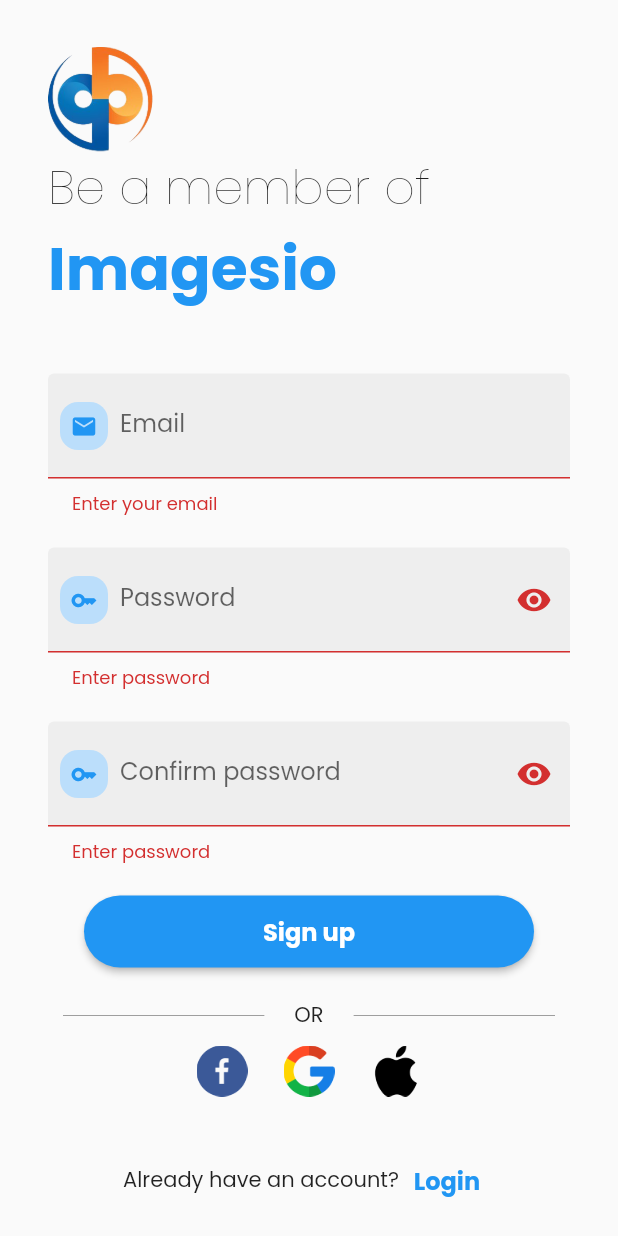
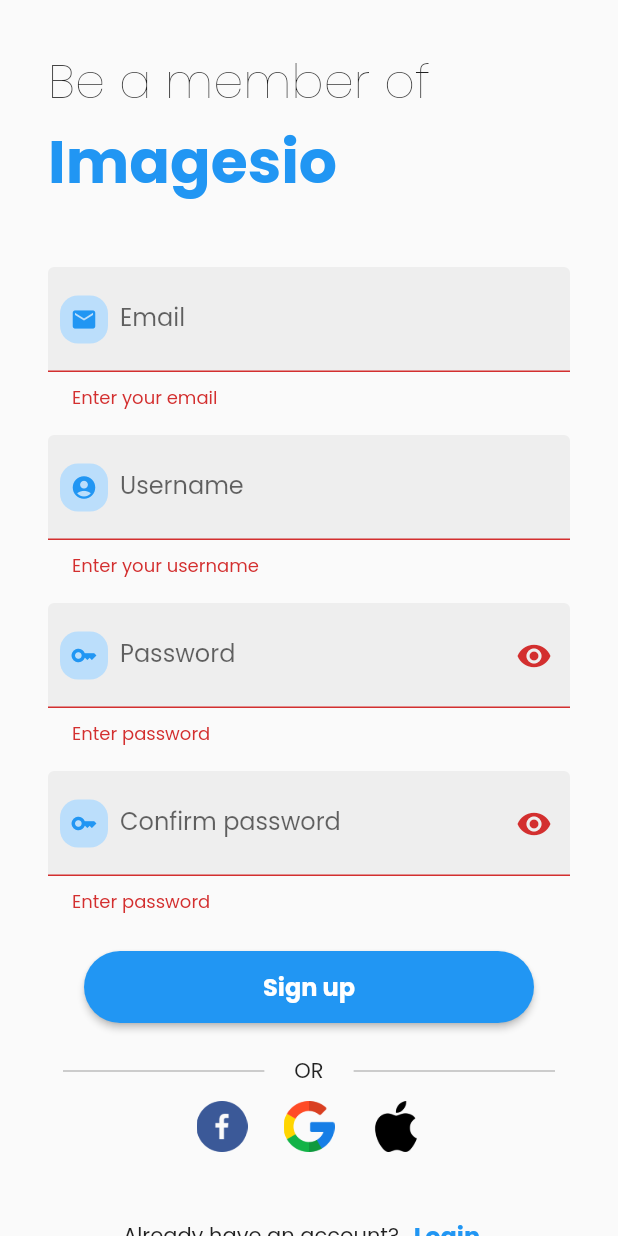
Before and after one commit to ndth4ng/flutter-social-images, a Flutter app: the RegisterPage screen opened by its route, after a tap on "Sign up", on a phone screen of 412 x 824 dp. Run offline on Flutter 3.47's test engine with Material 2 defaults, Android fonts, the phone set to English and light mode, and no system bars; our stand-ins replace cloud_firestore, firebase_auth, firebase_core; accounts and stored records are empty; network calls fail.

Commit message:
register with username

```diff
--- a/lib/screens/auth/register.dart
+++ b/lib/screens/auth/register.dart
@@ -18,16 +18,30 @@
   bool _obscureText = true;
 
   String email = '';
+  String username = '';
   String password = '';
   String confirmPassword = '';
 
   handleSignUp() async {
     if (_formKey.currentState!.validate()) {
-      AuthService().signUp(email: email, password: password).then((result) {
-        if (result == null) {
-          Navigator.pop(context);
-        }
-      });
+      if (await AuthService().checkUsername(username) == true) {
+        ScaffoldMessenger.of(context).showSnackBar(
+          const SnackBar(
+            content: Text(
+              'Username is exist. Please choose another.',
+              style: TextStyle(fontSize: 16),
+            ),
+          ),
+        );
+      } else {
+        AuthService()
+            .signUp(email: email, password: password, username: username)
+            .then((result) {
+          if (result == null) {
+            Navigator.pop(context);
+          }
+        });
+      }
     }
   }
 
@@ -40,14 +54,14 @@
             shrinkWrap: true,
             padding: const EdgeInsets.fromLTRB(32.0, 30.0, 32.0, 12.0),
             children: [
-              Row(
-                children: const [
-                  Image(
-                    image: AssetImage('assets/logo.png'),
-                    height: 70.0,
-                  ),
-                ],
-              ),
+              // Row(
+              //   children: const [
+              //     Image(
+              //       image: AssetImage('assets/logo.png'),
+              //       height: 70.0,
+              //     ),
+              //   ],
+              // ),
               const Text(
                 'Be a member of',
                 style: TextStyle(fontSize: 32.0, fontWeight: FontWeight.w100),
@@ -81,7 +95,25 @@
                         prefixIcon: const CustomPrefixIcon(icon: Icons.email),
                       ),
                     ),
-                    const SizedBox(height: 20.0),
+                    const SizedBox(height: 16.0),
+                    TextFormField(
+                      onChanged: (val) {
+                        setState(() => username = val);
+                      },
+                      validator: (String? val) {
+                        if (val != null && val.isEmpty) {
+                          return "Enter your username";
+                        }
+                        return null;
+                      },
+                      decoration: textInputDecoration.copyWith(
+                        labelText: "Username",
+                        hintText: "Enter your username",
+                        prefixIcon:
+                            const CustomPrefixIcon(icon: Icons.account_circle),
+                      ),
+                    ),
+                    const SizedBox(height: 16.0),
                     TextFormField(
                       obscureText: _obscureText,
                       onChanged: (val) {
@@ -113,7 +145,7 @@
                         ),
                       ),
                     ),
-                    const SizedBox(height: 20.0),
+                    const SizedBox(height: 16.0),
                     TextFormField(
                       obscureText: _obscureText,
                       onChanged: (val) {
@@ -148,7 +180,7 @@
                         ),
                       ),
                     ),
-                    const SizedBox(height: 20.0),
+                    const SizedBox(height: 24.0),
                     // if (_formKey.currentState!.validate()) {}
                     LongButton(text: 'Sign up', onPress: handleSignUp)
                   ],
--- a/lib/services/auth.dart
+++ b/lib/services/auth.dart
@@ -1,17 +1,27 @@
 import 'package:firebase_auth/firebase_auth.dart';
+import 'package:cloud_firestore/cloud_firestore.dart';
 
 class AuthService {
   String _message = 'You are not sign in';
 
   final FirebaseAuth _auth = FirebaseAuth.instance;
+  final FirebaseFirestore firestore = FirebaseFirestore.instance;
 
   User? get user => _auth.currentUser;
 
 // Sign up
-  Future signUp({required String email, required String password}) async {
+  Future signUp(
+      {required String email,
+      required String password,
+      required String username}) async {
     try {
-      await _auth.createUserWithEmailAndPassword(
+      UserCredential result = await _auth.createUserWithEmailAndPassword(
           email: email, password: password);
+
+      if (result.user != null) {
+        _addUser(result.user!, username);
+      }
+
       return null;
     } on FirebaseAuthException catch (e) {
       return e.message;
@@ -34,4 +44,29 @@
 
     print('signout');
   }
+
+  Future<void> _addUser(User user, String username) {
+    CollectionReference users = FirebaseFirestore.instance.collection('users');
+
+    return users.doc(user.uid).set({
+      'uid': user.uid,
+      'username': username,
+      'email': user.email,
+    }).catchError((error) => print("Failed to add user: $error"));
+  }
+
+  Future<bool> checkUsername(String username) async {
+    CollectionReference users = FirebaseFirestore.instance.collection('users');
+
+    QuerySnapshot querySnapshot = await users.get();
+    final listUsers = querySnapshot.docs.map((doc) => doc.data()).toList();
+
+    for (dynamic user in listUsers) {
+      if (user['username'] == username) {
+        return true;
+      }
+    }
+
+    return false;
+  }
 }
--- a/pubspec.yaml
+++ b/pubspec.yaml
@@ -36,6 +36,7 @@
   firebase_core: ^1.17.1
   firebase_auth: ^3.3.19
   flutter_staggered_grid_view: ^0.6.1
+  cloud_firestore: ^3.1.17
 
 dev_dependencies:
   flutter_test:
```
Also changed, not shown: pubspec.lock, 1 other file.
